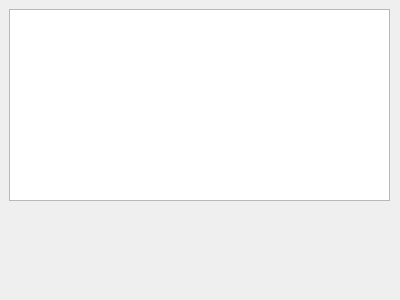
Qt form robotwindow.ui (SmirnoffYM/AI-simulator) before a commit.
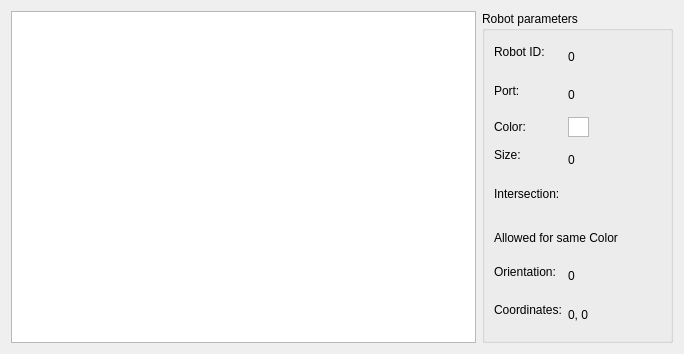
The same form after that commit.

Commit message: Robot window UI added

```diff
--- a/robotwindow.ui
+++ b/robotwindow.ui
@@ -9,23 +9,146 @@
    <rect>
     <x>0</x>
     <y>0</y>
-    <width>400</width>
-    <height>300</height>
+    <width>684</width>
+    <height>354</height>
    </rect>
   </property>
   <property name="windowTitle">
    <string>Robot window</string>
   </property>
-  <widget class="QGraphicsView" name="robotGraphicsView">
-   <property name="geometry">
-    <rect>
-     <x>9</x>
-     <y>9</y>
-     <width>381</width>
-     <height>192</height>
-    </rect>
-   </property>
-  </widget>
+  <layout class="QGridLayout" name="gridLayout">
+   <item row="0" column="0">
+    <widget class="QGraphicsView" name="robotGraphicsView"/>
+   </item>
+   <item row="0" column="1">
+    <widget class="QGroupBox" name="statsGroupBox">
+     <property name="minimumSize">
+      <size>
+       <width>191</width>
+       <height>217</height>
+      </size>
+     </property>
+     <property name="maximumSize">
+      <size>
+       <width>191</width>
+       <height>16777215</height>
+      </size>
+     </property>
+     <property name="title">
+      <string>Robot parameters</string>
+     </property>
+     <layout class="QFormLayout" name="formLayout">
+      <item row="0" column="0">
+       <widget class="QLabel" name="robotIdLabel">
+        <property name="text">
+         <string>Robot ID:</string>
+        </property>
+       </widget>
+      </item>
+      <item row="0" column="1">
+       <widget class="QLabel" name="robotIdValueLabel">
+        <property name="text">
+         <string>0</string>
+        </property>
+       </widget>
+      </item>
+      <item row="1" column="0">
+       <widget class="QLabel" name="portLabel">
+        <property name="text">
+         <string>Port:</string>
+        </property>
+       </widget>
+      </item>
+      <item row="1" column="1">
+       <widget class="QLabel" name="portValueLabel">
+        <property name="text">
+         <string>0</string>
+        </property>
+       </widget>
+      </item>
+      <item row="2" column="0">
+       <widget class="QLabel" name="colorLabel">
+        <property name="text">
+         <string>Color:</string>
+        </property>
+       </widget>
+      </item>
+      <item row="2" column="1">
+       <widget class="QGraphicsView" name="colorGraphicsView">
+        <property name="minimumSize">
+         <size>
+          <width>21</width>
+          <height>20</height>
+         </size>
+        </property>
+        <property name="maximumSize">
+         <size>
+          <width>21</width>
+          <height>20</height>
+         </size>
+        </property>
+       </widget>
+      </item>
+      <item row="3" column="0">
+       <widget class="QLabel" name="sizeLabel">
+        <property name="text">
+         <string>Size:</string>
+        </property>
+       </widget>
+      </item>
+      <item row="3" column="1">
+       <widget class="QLabel" name="sizeValueLabel">
+        <property name="text">
+         <string>0</string>
+        </property>
+       </widget>
+      </item>
+      <item row="4" column="0">
+       <widget class="QLabel" name="intersectionTypeLabel">
+        <property name="text">
+         <string>Intersection:</string>
+        </property>
+       </widget>
+      </item>
+      <item row="5" column="0" colspan="2">
+       <widget class="QLabel" name="intersectionTypeValueLabel">
+        <property name="text">
+         <string>Allowed for same Color</string>
+        </property>
+       </widget>
+      </item>
+      <item row="6" column="0">
+       <widget class="QLabel" name="orientationLabel">
+        <property name="text">
+         <string>Orientation:</string>
+        </property>
+       </widget>
+      </item>
+      <item row="6" column="1">
+       <widget class="QLabel" name="orientationValueLabel">
+        <property name="text">
+         <string>0</string>
+        </property>
+       </widget>
+      </item>
+      <item row="7" column="0">
+       <widget class="QLabel" name="coordsLabel">
+        <property name="text">
+         <string>Coordinates:</string>
+        </property>
+       </widget>
+      </item>
+      <item row="7" column="1">
+       <widget class="QLabel" name="coordsValueLabel">
+        <property name="text">
+         <string>0, 0</string>
+        </property>
+       </widget>
+      </item>
+     </layout>
+    </widget>
+   </item>
+  </layout>
  </widget>
  <resources/>
  <connections/>
```
The commit also changes 3 other files.
